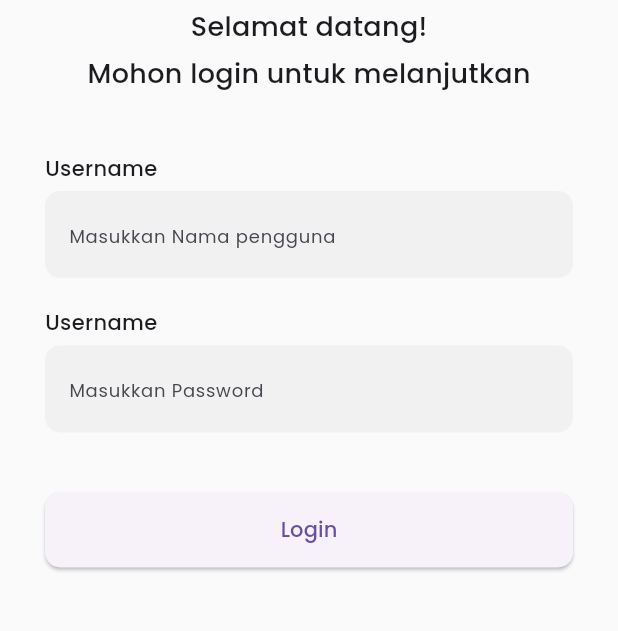
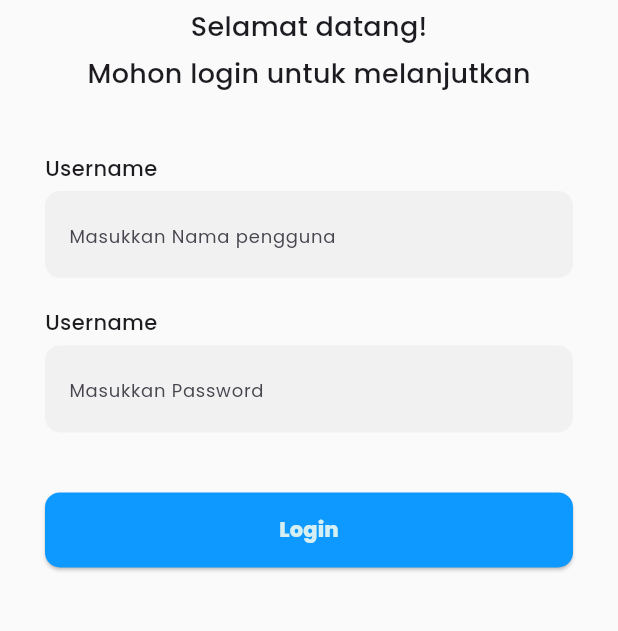
Before and after one commit to FardanAthilla/Project_TA, a Flutter app: the screen it shows after launch, on a phone screen of 412 x 824 dp, the part 567-1198 px from its top. Run offline on Flutter 3.47's test engine with Material 3 defaults, Android fonts, the phone set to English and light mode, and no system bars; our stand-ins replace flutter_svg, get, google_fonts.

Commit message:
feat: [AS] button

```diff
--- a/lib/Page/login_page/widget/buttonlogin.dart
+++ b/lib/Page/login_page/widget/buttonlogin.dart
@@ -1,6 +1,7 @@
 import 'package:flutter/material.dart';
 import 'package:get/get.dart';
 import 'package:project_ta/Page/sidebar/sidebar.dart';
+import 'package:project_ta/color.dart'; // Import warna mainblue
 
 class ButtonLogin extends StatelessWidget {
   const ButtonLogin({Key? key}) : super(key: key);
@@ -18,9 +19,15 @@ class ButtonLogin extends StatelessWidget {
         style: ElevatedButton.styleFrom(
           shape: RoundedRectangleBorder(
             borderRadius: BorderRadius.circular(10),
+          ), backgroundColor: Warna.main, // Gunakan warna mainblue
+        ),
+        child: Text(
+          "Login",
+          style: TextStyle(
+            fontWeight: FontWeight.w800, // Set font weight
+            color: Warna.white
           ),
         ),
-        child: Text("Login"),
       ),
     );
   }
```
